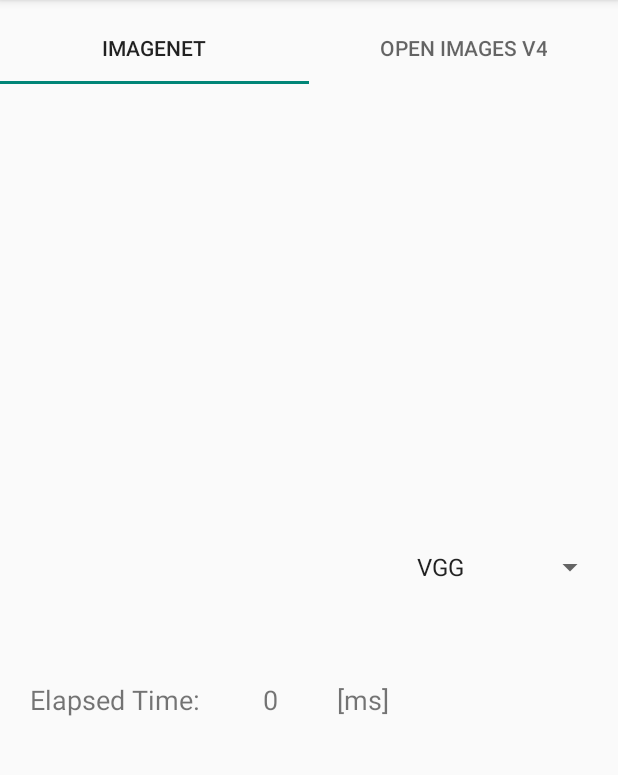
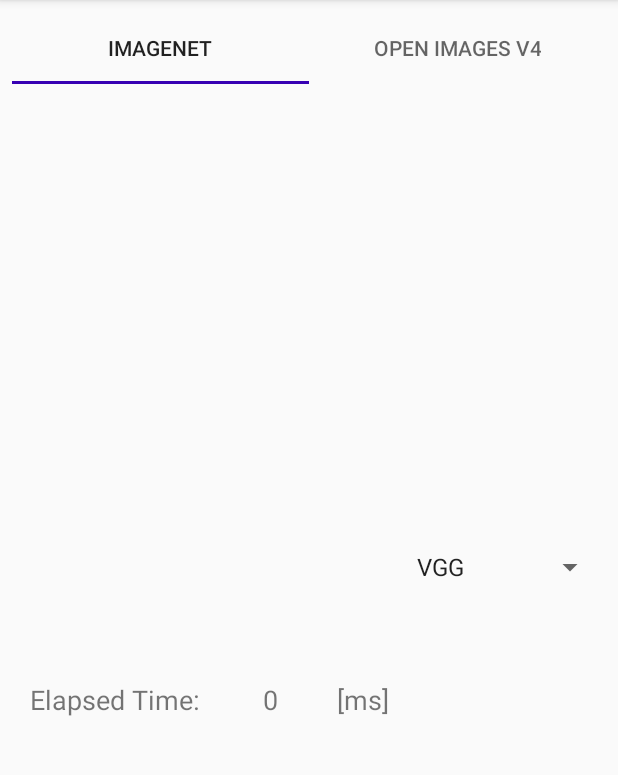
Before and after one commit to Koichi-Hatake/ImageRecoDemoApp, an Android app: the screen it shows after launch (MainActivity), on a phone screen of 412 x 824 dp, the part 84-859 px from its top. Run offline under Robolectric (Android 15) with nearby library versions, the phone set to English and light mode, and no system bars; pictures from the network do not load; 6 statements that could not run were skipped.

Commit message:
Tiny update for several UIs.

```diff
--- a/app/src/main/res/layout/activity_main.xml
+++ b/app/src/main/res/layout/activity_main.xml
@@ -6,25 +6,19 @@
     android:layout_height="match_parent"
     tools:context=".MainActivity">
 
-     <!--
-    <TextView
-        android:id="@+id/sample_text"
-        android:layout_width="wrap_content"
-        android:layout_height="wrap_content"
-        android:text="Hello World!"
-        app:layout_constraintBottom_toBottomOf="parent"
-        app:layout_constraintLeft_toLeftOf="parent"
-        app:layout_constraintRight_toRightOf="parent"
-        app:layout_constraintTop_toTopOf="parent" /> -->
-
     <android.support.design.widget.TabLayout
         android:id="@+id/dataset_tab"
         android:layout_width="match_parent"
         android:layout_height="wrap_content"
+        android:layout_marginStart="8dp"
         android:layout_marginTop="8dp"
+        android:layout_marginEnd="8dp"
+        android:visibility="visible"
+        app:layout_constraintEnd_toEndOf="parent"
+        app:layout_constraintStart_toStartOf="parent"
         app:layout_constraintTop_toTopOf="parent"
-        tools:layout_editor_absoluteX="4dp">
-<!--
+        app:tabIndicatorColor="@color/design_default_color_primary_dark">
+        <!--
         <android.support.design.widget.TabItem
             android:layout_width="match_parent"
             android:layout_height="wrap_content"
@@ -42,8 +36,9 @@
     <android.support.v4.view.ViewPager
         android:id="@+id/dataset_pager"
         android:layout_width="match_parent"
-        android:layout_height="match_parent" >
-    </android.support.v4.view.ViewPager>
+        android:layout_height="match_parent"
+        tools:layout_editor_absoluteX="0dp"
+        tools:layout_editor_absoluteY="0dp"></android.support.v4.view.ViewPager>
     <!--
     <View
         android:id="@+id/divider2"
@@ -57,13 +52,14 @@
         android:id="@+id/fragment_gallery_container"
         android:layout_width="match_parent"
         android:layout_height="85dp"
-        android:layout_marginStart="4dp"
+        android:layout_marginStart="8dp"
+        android:layout_marginEnd="8dp"
         android:layout_marginBottom="8dp"
         android:maxHeight="85dp"
         android:minHeight="85dp"
         app:layout_constraintBottom_toBottomOf="parent"
-        app:layout_constraintStart_toStartOf="parent"
-        app:layout_constraintVertical_bias="0.0">
+        app:layout_constraintEnd_toEndOf="parent"
+        app:layout_constraintStart_toStartOf="parent">
 
     </FrameLayout>
 
```
